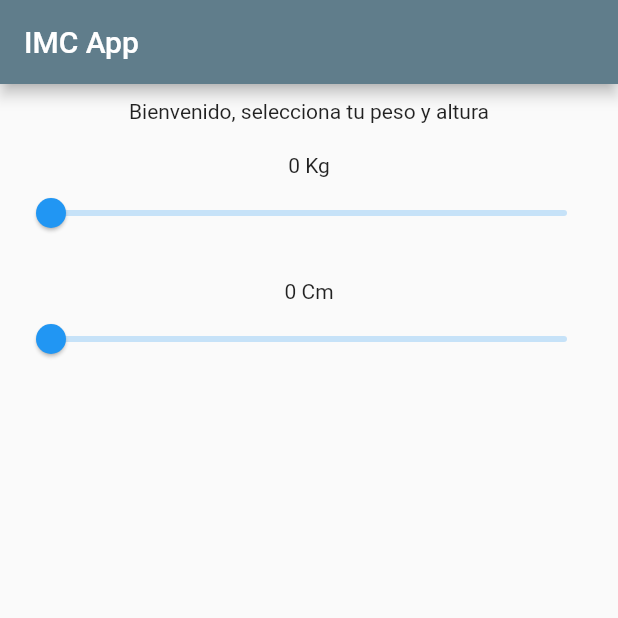
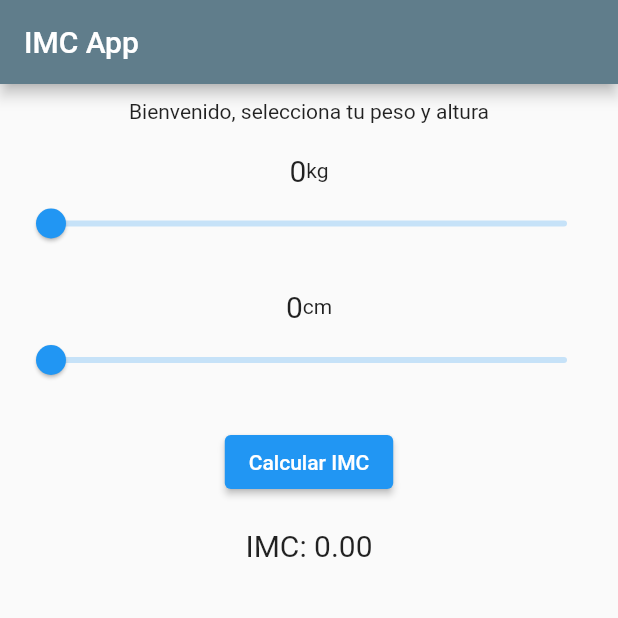
Before and after one commit to Papitax41/pm_examen, a Flutter app: the screen it shows after launch, on a phone screen of 412 x 824 dp, the top half of it. Run offline on Flutter 3.47's test engine with Material 2 defaults, Android fonts, the phone set to English and light mode, and no system bars.

Commit message:
3er commit

```diff
--- a/app_state/lib/test2_page.dart
+++ b/app_state/lib/test2_page.dart
@@ -8,8 +8,9 @@ class Test2Page extends StatefulWidget {
 }
 
 class _Test2PageState extends State<Test2Page> {
-  double valueGreenSlider = 0;
-  double valueBlueSlider = 0;
+  double peso = 0;
+  double altura = 0;
+  double imc = 0;
 
   @override
   Widget build(BuildContext context) {
@@ -27,32 +28,64 @@ class _Test2PageState extends State<Test2Page> {
               "Bienvenido, selecciona tu peso y altura",
             ),
             SizedBox(height: 20),
-            Text(
-              "${valueGreenSlider.toStringAsFixed(0)} Kg",
+            Row(
+              mainAxisAlignment: MainAxisAlignment.center,
+              children: [
+                Text(
+                  "${peso.toStringAsFixed(0)}",
+                  style: TextStyle(fontSize: 20),
+                ),
+                Text(
+                  "kg",
+                ),
+              ],
             ),
             Slider(
               min: 0,
               max: 255,
-              value: valueGreenSlider,
+              value: peso,
               onChanged: (value) {
                 setState(() {
-                  valueGreenSlider = value;
+                  peso = value;
                 });
               },
             ),
             SizedBox(height: 20),
-            Text(
-              "${valueBlueSlider.toStringAsFixed(0)} Cm",
-              ),
+            Row(
+              mainAxisAlignment: MainAxisAlignment.center,
+              children: [
+                Text(
+                  "${altura.toStringAsFixed(0)}",
+                  style: TextStyle(fontSize: 20),
+                ),
+                Text(
+                  "cm",
+                ),
+              ],
+            ),
             Slider(
               min: 0,
               max: 255,
-              value: valueBlueSlider,
+              value: altura,
               onChanged: (value) {
                 setState(() {
-                  valueBlueSlider = value;
+                  altura = value;
                 });
               },
+            ),
+            SizedBox(height: 20),
+            ElevatedButton(
+              onPressed: () {
+                setState(() {
+                imc = peso / (altura * altura); // Realiza el cálculo del IMC al presionar el botón
+                });
+              },
+              child: Text("Calcular IMC"),
+            ),
+            SizedBox(height: 20),
+            Text(
+              "IMC: ${imc.toStringAsFixed(2)}", // Muestra el resultado del IMC
+              style: TextStyle(fontSize: 20),
             ),
           ],
         ),
```
